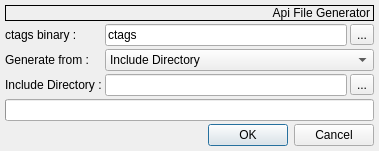
testmana2/mks, file v2/trunk/plugins/base/Ctags2Api/src/ui/UICtags2Api.ui: the form before one commit.
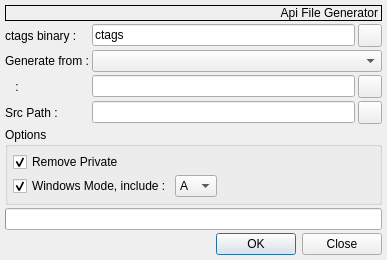
The form after the commit. Icons and pictures are not drawn.

Commit message: first official version of ctags to api plugin converter

```diff
--- a/v2/trunk/plugins/base/Ctags2Api/src/ui/UICtags2Api.ui
+++ b/v2/trunk/plugins/base/Ctags2Api/src/ui/UICtags2Api.ui
@@ -5,8 +5,8 @@
    <rect>
     <x>0</x>
     <y>0</y>
-    <width>379</width>
-    <height>151</height>
+    <width>387</width>
+    <height>250</height>
    </rect>
   </property>
   <property name="windowTitle" >
@@ -60,8 +60,8 @@
    </item>
    <item row="1" column="2" >
     <widget class="QToolButton" name="tbCtagsBinary" >
-     <property name="text" >
-      <string>...</string>
+     <property name="icon" >
+      <iconset resource="../../../../../monkey/src/resources/resources.qrc" >:/tools/icons/tools/file.png</iconset>
      </property>
     </widget>
    </item>
@@ -75,7 +75,7 @@
    <item row="2" column="1" colspan="2" >
     <widget class="QComboBox" name="cbGenerateFrom" >
      <property name="currentIndex" >
-      <number>0</number>
+      <number>-1</number>
      </property>
      <item>
       <property name="text" >
@@ -120,7 +120,7 @@
         </sizepolicy>
        </property>
        <property name="text" >
-        <string>Include Directory</string>
+        <string/>
        </property>
       </widget>
      </item>
@@ -138,12 +138,116 @@
    </item>
    <item row="3" column="2" >
     <widget class="QToolButton" name="tbBrowse" >
+     <property name="icon" >
+      <iconset resource="../../../../../monkey/src/resources/resources.qrc" >:/tools/icons/tools/icon.png</iconset>
+     </property>
+    </widget>
+   </item>
+   <item row="4" column="0" >
+    <widget class="QLabel" name="lSrcPath" >
      <property name="text" >
-      <string>...</string>
+      <string>Src Path :</string>
      </property>
     </widget>
    </item>
-   <item row="4" column="0" colspan="3" >
+   <item row="4" column="1" >
+    <widget class="QLineEdit" name="leSrcPath" >
+     <property name="toolTip" >
+      <string>Ctags don't stock absolute file path in file, locate the original directory from where you generated this ctags file</string>
+     </property>
+    </widget>
+   </item>
+   <item row="4" column="2" >
+    <widget class="QToolButton" name="tbSrcPathBrowse" >
+     <property name="icon" >
+      <iconset resource="../../../../../monkey/src/resources/resources.qrc" >:/tools/icons/tools/icon.png</iconset>
+     </property>
+    </widget>
+   </item>
+   <item row="5" column="0" colspan="3" >
+    <widget class="QGroupBox" name="gbOptions" >
+     <property name="title" >
+      <string>Options</string>
+     </property>
+     <layout class="QGridLayout" >
+      <property name="leftMargin" >
+       <number>5</number>
+      </property>
+      <property name="topMargin" >
+       <number>5</number>
+      </property>
+      <property name="rightMargin" >
+       <number>5</number>
+      </property>
+      <property name="bottomMargin" >
+       <number>5</number>
+      </property>
+      <property name="horizontalSpacing" >
+       <number>3</number>
+      </property>
+      <property name="verticalSpacing" >
+       <number>3</number>
+      </property>
+      <item row="0" column="0" colspan="3" >
+       <widget class="QCheckBox" name="cbRemovePrivate" >
+        <property name="toolTip" >
+         <string>Remove private declarations</string>
+        </property>
+        <property name="text" >
+         <string>Remove Private</string>
+        </property>
+        <property name="checked" >
+         <bool>true</bool>
+        </property>
+       </widget>
+      </item>
+      <item row="1" column="0" >
+       <widget class="QCheckBox" name="cbWindowsMode" >
+        <property name="toolTip" >
+         <string>Windows mode ( only keep one of the 2 windows api members ending with A or W )</string>
+        </property>
+        <property name="text" >
+         <string>Windows Mode, include :</string>
+        </property>
+        <property name="checked" >
+         <bool>true</bool>
+        </property>
+       </widget>
+      </item>
+      <item row="1" column="1" >
+       <widget class="QComboBox" name="cbLetter" >
+        <property name="toolTip" >
+         <string>Choose ending letter you want to keep</string>
+        </property>
+        <item>
+         <property name="text" >
+          <string>A</string>
+         </property>
+        </item>
+        <item>
+         <property name="text" >
+          <string>W</string>
+         </property>
+        </item>
+       </widget>
+      </item>
+      <item row="1" column="2" >
+       <spacer>
+        <property name="orientation" >
+         <enum>Qt::Horizontal</enum>
+        </property>
+        <property name="sizeHint" >
+         <size>
+          <width>40</width>
+          <height>20</height>
+         </size>
+        </property>
+       </spacer>
+      </item>
+     </layout>
+    </widget>
+   </item>
+   <item row="6" column="0" colspan="3" >
     <widget class="QProgressBar" name="pbLoading" >
      <property name="minimumSize" >
       <size>
@@ -156,7 +260,7 @@
      </property>
     </widget>
    </item>
-   <item row="5" column="0" colspan="3" >
+   <item row="7" column="0" colspan="3" >
     <spacer>
      <property name="orientation" >
       <enum>Qt::Vertical</enum>
@@ -169,10 +273,10 @@
      </property>
     </spacer>
    </item>
-   <item row="6" column="0" colspan="3" >
+   <item row="8" column="0" colspan="3" >
     <widget class="QDialogButtonBox" name="dbbButtons" >
      <property name="standardButtons" >
-      <set>QDialogButtonBox::Cancel|QDialogButtonBox::NoButton|QDialogButtonBox::Ok</set>
+      <set>QDialogButtonBox::Close|QDialogButtonBox::NoButton|QDialogButtonBox::Ok</set>
      </property>
     </widget>
    </item>
```
Left out of the diff: 47 changed lines with no effect on the pictures. The commit also changes 5 other files.
